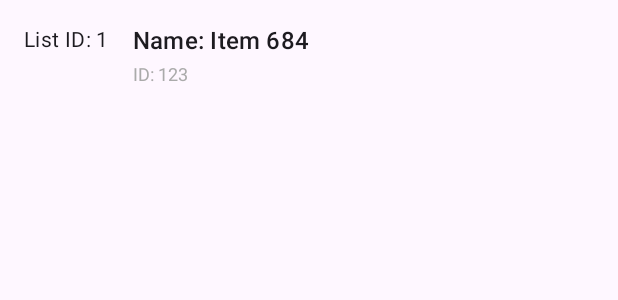
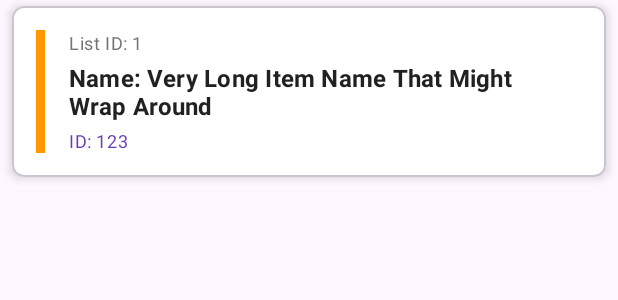
Before and after one commit to timo9036/Fetch_TimothyLiu_Android, an Android app: the layout item_layout.xml on its own in the app's theme, with its tools: preview values and no code run, on a phone screen of 412 x 824 dp. Shown: the top 300 px of the screen. Run offline under Robolectric (Android 15) with nearby library versions, the phone set to English and light mode, and no system bars.

Commit message:
beautify layout

```diff
--- a/app/src/main/res/layout/item_layout.xml
+++ b/app/src/main/res/layout/item_layout.xml
@@ -9,18 +9,40 @@
             type="com.example.fetch_timothyliu_android.data.model.Item" />
     </data>
 
+    <com.google.android.material.card.MaterialCardView
+        android:layout_width="match_parent"
+        android:layout_height="wrap_content"
+        android:layout_marginStart="8dp"
+        android:layout_marginTop="4dp"
+        android:layout_marginEnd="8dp"
+        android:layout_marginBottom="4dp"
+        app:cardBackgroundColor="@color/item_card_background"
+        app:cardCornerRadius="8dp"
+        app:cardElevation="4dp"
+        app:contentPadding="16dp">
+
         <androidx.constraintlayout.widget.ConstraintLayout
             android:layout_width="match_parent"
-        android:layout_height="wrap_content"
-        android:padding="16dp">
+            android:layout_height="wrap_content">
+
+            <View
+                android:id="@+id/indicator_view"
+                android:layout_width="6dp"
+                android:layout_height="0dp"
+                android:background="@color/item_main_orange"
+                app:layout_constraintTop_toTopOf="parent"
+                app:layout_constraintBottom_toBottomOf="parent"
+                app:layout_constraintStart_toStartOf="parent" />
 
             <TextView
                 android:id="@+id/listId"
                 android:layout_width="wrap_content"
                 android:layout_height="wrap_content"
+                android:layout_marginStart="16dp"
                 android:text='@{"List ID: " + String.valueOf(item.listId)}'
-            android:textAppearance="?attr/textAppearanceListItemSecondary"
-            app:layout_constraintStart_toStartOf="parent"
+                android:textAppearance="?attr/textAppearanceCaption"
+                android:textColor="@color/item_text_secondary"
+                app:layout_constraintStart_toEndOf="@id/indicator_view"
                 app:layout_constraintTop_toTopOf="parent"
                 tools:text="List ID: 1" />
 
@@ -28,14 +50,16 @@
                 android:id="@+id/name"
                 android:layout_width="0dp"
                 android:layout_height="wrap_content"
-            android:layout_marginStart="16dp"
-            android:text='@{"Name: " + item.name}'
-            android:textAppearance="?attr/textAppearanceListItem"
+                android:layout_marginTop="4dp"
+                android:layout_marginEnd="8dp"
+                android:text='@{item.name != null ? item.name : "Name N/A"}'
+                android:textAppearance="?attr/textAppearanceSubtitle1"
+                android:textColor="@color/item_text_primary"
+                android:textStyle="bold"
                 app:layout_constraintEnd_toEndOf="parent"
-            app:layout_constraintStart_toEndOf="@+id/listId"
-            app:layout_constraintTop_toTopOf="@+id/listId"
-            app:layout_constraintBottom_toBottomOf="@+id/listId"
-            tools:text="Name: Item 684" />
+                app:layout_constraintStart_toStartOf="@+id/listId"
+                app:layout_constraintTop_toBottomOf="@+id/listId"
+                tools:text="Name: Very Long Item Name That Might Wrap Around" />
 
             <TextView
                 android:id="@+id/id"
@@ -43,11 +67,15 @@
                 android:layout_height="wrap_content"
                 android:layout_marginTop="4dp"
                 android:text='@{"ID: " + String.valueOf(item.id)}'
+                android:textAppearance="?attr/textAppearanceCaption"
+                android:textColor="@color/item_accent_purple"
                 android:textSize="12sp"
-            android:textColor="@android:color/darker_gray"
                 app:layout_constraintStart_toStartOf="@+id/name"
                 app:layout_constraintTop_toBottomOf="@+id/name"
+                app:layout_constraintBottom_toBottomOf="parent"
                 tools:text="ID: 123" />
 
         </androidx.constraintlayout.widget.ConstraintLayout>
+
+    </com.google.android.material.card.MaterialCardView>
 </layout>
--- a/app/src/main/res/values/colors.xml
+++ b/app/src/main/res/values/colors.xml
@@ -2,4 +2,13 @@
 <resources>
     <color name="black">#FF000000</color>
     <color name="white">#FFFFFFFF</color>
-</resources>
+    <color name="colorPrimary">#FF5722</color>
+    <color name="colorPrimaryDark">#E64A19</color>
+    <color name="colorAccent">#9C27B0</color>
+    <color name="item_main_orange">#FF9800</color>
+    <color name="item_accent_purple">#673AB7</color>
+    <color name="item_text_primary">#212121</color>
+    <color name="item_text_secondary">#757575</color>
+    <color name="item_card_background">#FFFFFF</color>
+    <color name="item_text_on_main">#FFFFFF</color>
+    </resources>
```
Lines whose indentation alone changed are shown as unchanged.
